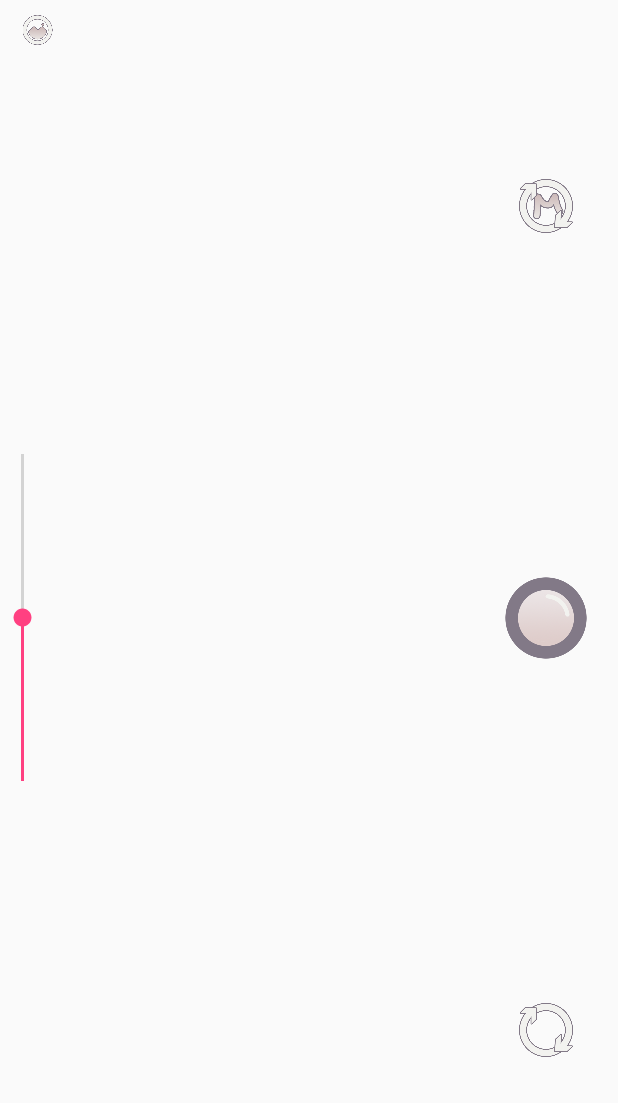
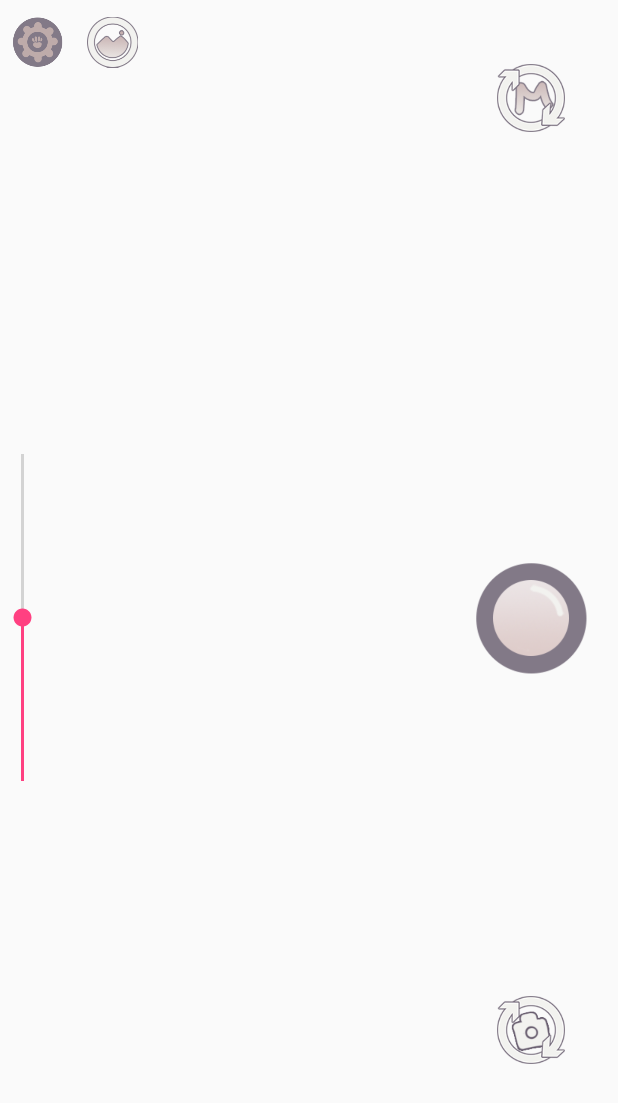
Before and after one commit to OGG-Studio/CHALNA, an Android app: the layout activity_main.xml on its own in the app's theme, with its tools: preview values and no code run, on a phone screen of 412 x 824 dp. Shown: the top 1103 px of the screen. Run offline under Robolectric (Android 15) with nearby library versions, the light colour scheme and no system bars.

Commit message:
[RELEASE1.2]

```diff
--- a/app/src/main/java/com/example/philip/chalna/ProjectData.java
+++ b/app/src/main/java/com/example/philip/chalna/ProjectData.java
@@ -28,6 +28,5 @@ public class ProjectData {
         modificationDate = _modificationDate;
         startDate = _startDate;
     }
-    public ProjectData(){
-    }
+
 }
--- a/app/src/main/res/layout/activity_main.xml
+++ b/app/src/main/res/layout/activity_main.xml
@@ -22,13 +22,20 @@
         android:layout_height="match_parent">
         <LinearLayout
             android:layout_width="wrap_content"
-            android:layout_height="40dp"
+            android:layout_height="56dp"
             android:layout_alignParentLeft="true"
             android:layout_alignParentTop="true"
             android:orientation="horizontal">
             <ImageView
+                android:id="@+id/setting_btn"
+                android:padding="8dp"
+                android:layout_width="50dp"
+                android:layout_height="wrap_content"
+                android:layout_weight="1"
+                android:src="@drawable/camera_setting_btn"/>
+            <ImageView
                 android:id="@+id/LoadImageBtn"
-                android:padding="10dp"
+                android:padding="8dp"
                 android:layout_width="50dp"
                 android:layout_height="wrap_content"
                 android:layout_weight="1"
@@ -43,12 +50,12 @@
             android:layout_alignParentRight="true"
             android:gravity="center_vertical|right">
             <RelativeLayout
-                android:layout_width="56dp"
-                android:layout_height="56dp"
+                android:layout_width="76dp"
+                android:layout_height="76dp"
                 android:layout_weight="1">
                 <ImageView
                     android:id="@+id/changeGuidedModeBtn"
-                    android:layout_margin="10dp"
+                    android:layout_margin="15dp"
                     android:layout_width="wrap_content"
                     android:layout_height="wrap_content"
                     android:layout_weight="1"
@@ -56,20 +63,18 @@
             </RelativeLayout>
             <ImageView
                 android:id="@+id/takePictureBtn"
-                android:layout_width="56dp"
-                android:layout_height="56dp"
+                android:layout_width="76dp"
+                android:layout_height="76dp"
                 android:layout_weight="1"
-                android:onClick="OnTakePicture"
                 android:src="@drawable/camera_take_picture_icon"/>
             <RelativeLayout
-                android:layout_width="56dp"
-                android:layout_height="56dp"
+                android:layout_width="76dp" android:layout_height="76dp"
                 android:layout_weight="1">
                 <ImageView
                     android:layout_centerVertical="true"
                     android:layout_centerHorizontal="true"
                     android:id="@+id/changeViewBtn"
-                    android:layout_margin="10dp"
+                    android:layout_margin="15dp"
                     android:layout_width="wrap_content"
                     android:layout_height="wrap_content"
                     android:layout_weight="1"
--- a/app/src/main/res/layout/opening.xml
+++ b/app/src/main/res/layout/opening.xml
@@ -5,6 +5,6 @@
     <ImageView
         android:layout_width="match_parent"
         android:layout_height="match_parent"
-        android:src="@drawable/chalna"
+        android:src="@drawable/chalna2"
         android:scaleType="fitXY"/>
 </android.support.constraint.ConstraintLayout>
--- a/app/src/main/res/layout/project_preview.xml
+++ b/app/src/main/res/layout/project_preview.xml
@@ -62,8 +62,8 @@
             android:layout_height="match_parent"
             android:layout_width="wrap_content"
             android:layout_weight="4"
-            android:scaleType="fitXY"
-            android:src="@drawable/ic_launcher_background"
+            android:scaleType="fitCenter"
+            android:src="@drawable/default_preview"
             android:id="@+id/project_imageView"/>
         <TextView
             android:layout_height="wrap_content"
--- a/app/src/main/res/values/styles.xml
+++ b/app/src/main/res/values/styles.xml
@@ -2,15 +2,15 @@
     <!-- Base application theme. -->
     <style name="AppTheme" parent="Theme.AppCompat.Light.DarkActionBar">
         <!-- Customize your theme here. -->
-        <item name="colorPrimary">@color/colorPrimary</item>
-        <item name="colorPrimaryDark">@color/colorPrimaryDark</item>
+        <item name="colorPrimary">#827987</item>
+        <item name="colorPrimaryDark">#827987</item>
         <item name="colorAccent">@color/colorAccent</item>
     </style>
 
     <style name="AppCamera" parent="Theme.AppCompat.Light.DarkActionBar">
         <!-- Customize your theme here. -->
-        <item name="colorPrimary">@color/colorPrimary</item>
-        <item name="colorPrimaryDark">@color/colorPrimaryDark</item>
+        <item name="colorPrimary">#827987</item>
+        <item name="colorPrimaryDark">#827987</item>
         <item name="colorAccent">@color/colorAccent</item>
         <!-- No Title Bar-->
         <item name="windowActionBar">false</item>
```
Also changed, not shown: app/src/main/java/com/example/philip/chalna/CameraController.java (+32 -29 lines), app/src/main/res/drawable/round_view.xml (+4 -4 lines), app/src/main/res/layout/project_selection_view.xml (+9 -5 lines), app/src/main/res/drawable/camera_fetch_icon.png, app/src/main/res/drawable/camera_guided_mode_icon.png, app/src/main/res/drawable/camera_setting_btn.png (added), app/src/main/res/drawable/camera_take_picture_icon.png, app/src/main/res/drawable/camera_view_mode_icon.png, app/src/main/res/drawable/chalna2.png (added), app/src/main/res/drawable/default_preview.png (added).
